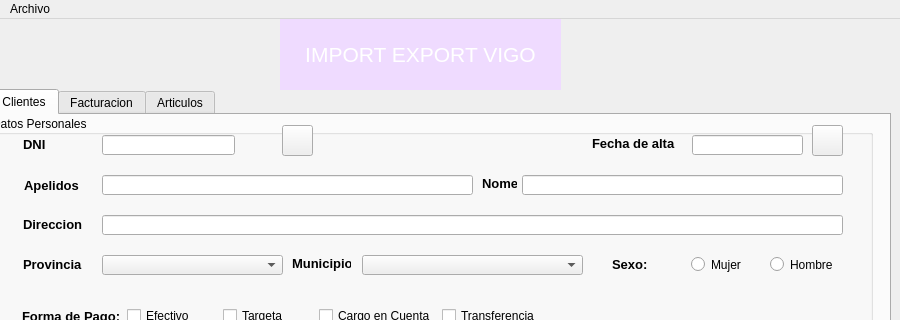
First picture: the form in window.ui, repository PortelaAtenea/BasicInterface, before the edit; both pictures show x 0 to 900 and y 0 to 320 of the 900 by 703 pixel window.
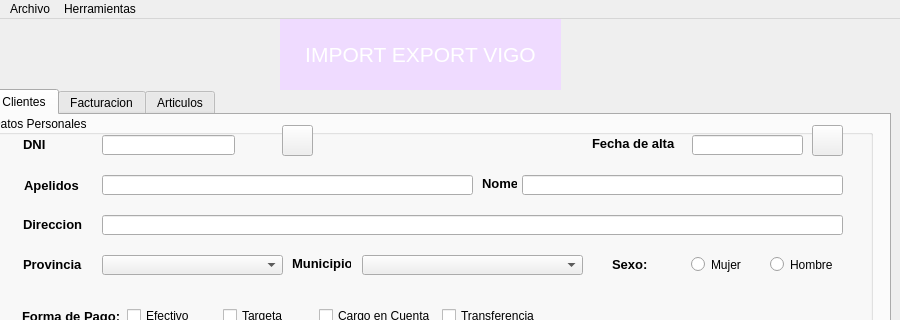
Second picture: the form after the edit. Icons and pictures are not drawn.

What changed in the file:
```diff
--- a/window.ui
+++ b/window.ui
@@ -702,7 +702,15 @@
     <addaction name="separator"/>
     <addaction name="actionSalir"/>
    </widget>
+   <widget class="QMenu" name="menuHerramientas">
+    <property name="title">
+     <string>Herramientas</string>
+    </property>
+    <addaction name="actionCrear_Buckup"/>
+    <addaction name="actionRestaurar_Backup"/>
+   </widget>
    <addaction name="menuArchivo"/>
+   <addaction name="menuHerramientas"/>
   </widget>
   <widget class="QStatusBar" name="statusbar"/>
   <action name="actionSalir">
```
Left out of the diff: 10 changed lines with no effect on the pictures.
